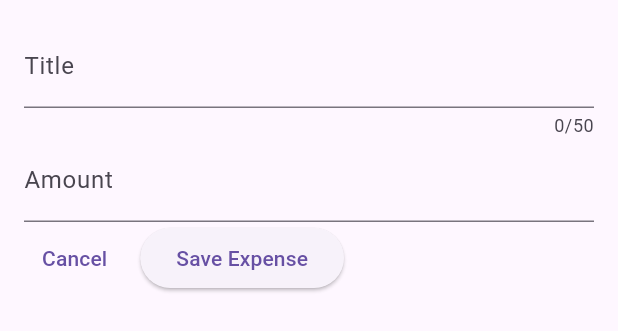
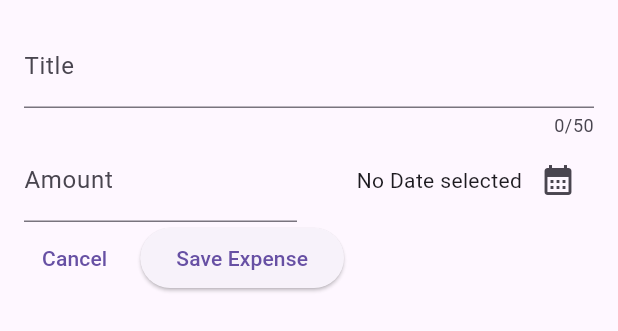
Before and after one commit to Bardatsky/expense_tracker, a Flutter app: the NewExpense widget shown alone on an empty page, opened directly, on a phone screen of 412 x 824 dp. Shown: the top 331 px of the screen. Run offline on Flutter 3.47's test engine with Material 3 defaults, Android fonts, the phone set to English and light mode, and no system bars.

Commit message:
implemented date picker

```diff
--- a/lib/widgets/new_expense.dart
+++ b/lib/widgets/new_expense.dart
@@ -1,6 +1,6 @@
-import 'dart:ffi';
+import 'package:expense_tracker/models/expense.dart';
+import 'package:flutter/material.dart';
 
-import 'package:flutter/material.dart';
 
 class NewExpense extends StatefulWidget {
   const NewExpense({super.key});
@@ -16,6 +16,20 @@ class _NewExpenseState extends State<NewExpense> {
   // }
   final _titleController = TextEditingController();
   final _amountController = TextEditingController();
+  DateTime? _selectedDate;
+
+  void _presentDatePicker() async {
+    final now = DateTime.now();
+    final firstdate = DateTime(now.year - 1, now.month, now.day);
+    final pickedDate = await showDatePicker(
+      context: context,
+      firstDate: firstdate,
+      lastDate: now,
+      );
+    setState(() {
+      _selectedDate = pickedDate;
+    });
+  }
 
   @override
   void dispose() {
@@ -39,13 +53,35 @@ class _NewExpenseState extends State<NewExpense> {
               label: Text('Title'),
             ),
           ),
-          TextField(
+          Row(
+            children: [
+              Expanded(
+                child: TextField(
                   controller: _amountController,
                   keyboardType: TextInputType.number,
                   decoration: const InputDecoration(
                     prefixText: '\$',
                     label: Text('Amount'),
                   ),
+                ),
+              ),
+              const SizedBox(
+                width: 16,
+              ),
+              Expanded(
+                child: Row(
+                  mainAxisAlignment: MainAxisAlignment.end,
+                  crossAxisAlignment: CrossAxisAlignment.center,
+                  children: [
+                    Text(_selectedDate == null ? 'No Date selected' : formatter.format(_selectedDate!),),
+                    IconButton(
+                      onPressed: _presentDatePicker,
+                      icon: const Icon(Icons.calendar_month),
+                    )
+                  ],
+                ),
+              )
+            ],
           ),
           Row(
             children: [
@@ -55,7 +91,9 @@ class _NewExpenseState extends State<NewExpense> {
                 },
                 child: const Text('Cancel'),
               ),
-              const SizedBox(width: 10,),
+              const SizedBox(
+                width: 10,
+              ),
               ElevatedButton(
                 onPressed: () {
                   print(_titleController.text);
```
Lines whose indentation alone changed are shown as unchanged.
